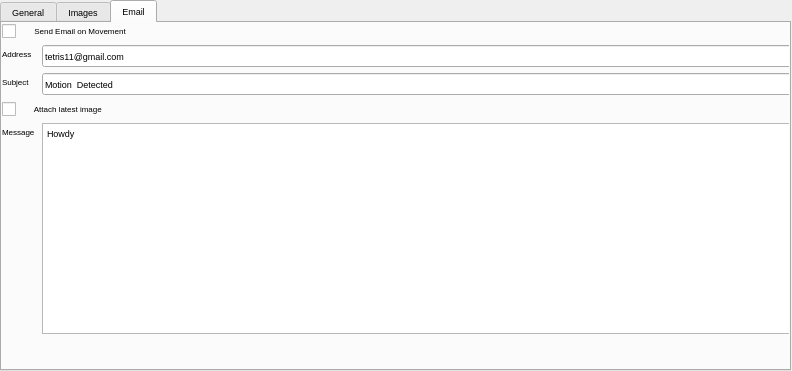
First picture: the form in settings.ui, repository mtekman/motiondetect, before the edit.
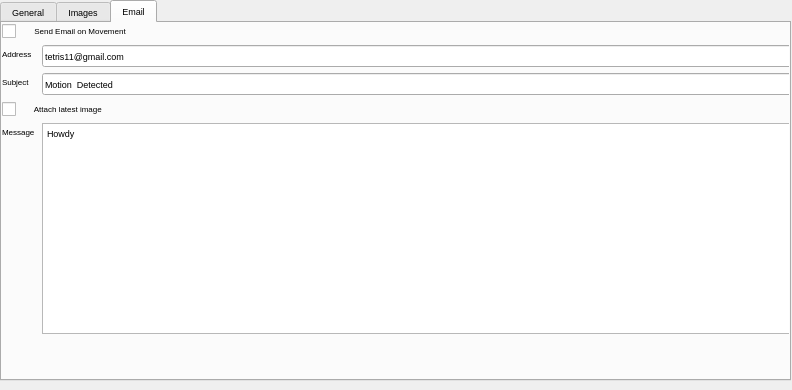
Second picture: the form after the edit. The open tabs and pages were chosen to show the change.

What changed in the file:
```diff
--- a/settings.ui
+++ b/settings.ui
@@ -7,7 +7,7 @@
     <x>0</x>
     <y>0</y>
     <width>792</width>
-    <height>371</height>
+    <height>390</height>
    </rect>
   </property>
   <property name="windowTitle">
@@ -19,7 +19,7 @@
      <x>0</x>
      <y>0</y>
      <width>791</width>
-     <height>371</height>
+     <height>381</height>
     </rect>
    </property>
    <property name="font">
```
Left out of the diff: 2 changed lines with no effect on the pictures.
